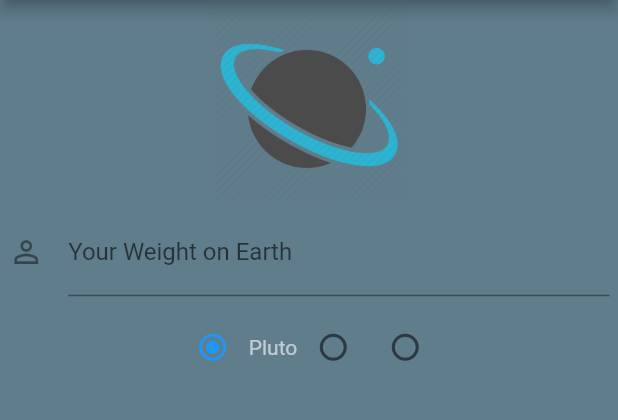
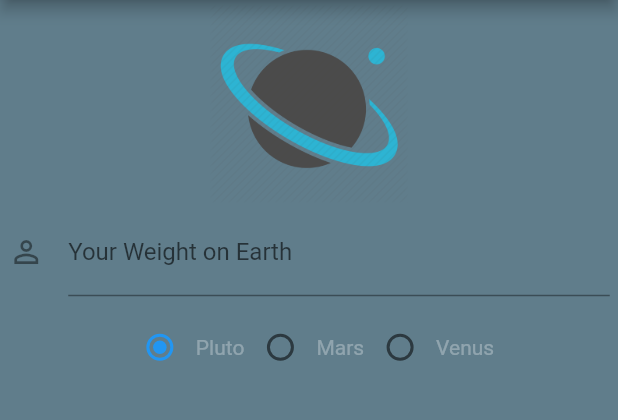
Before and after one commit to ashenmalaka/Flutter_App_Weight_On_Planet, a Flutter app: the screen it shows after launch, on a phone screen of 412 x 824 dp, the part 84-504 px from its top. Run offline on Flutter 3.47's test engine with Material 2 defaults, Android fonts, the phone set to English and light mode, and no system bars.

Commit message:
Added reamining labels to other radio buttons

```diff
--- a/lib/ui/home.dart
+++ b/lib/ui/home.dart
@@ -74,7 +74,7 @@ class HomeState extends State<Home> {
                         new Text(
                           "Pluto",
                           style: new TextStyle(
-                            color: Colors.white60,
+                            color: Colors.white30,
                           ),
                         ),
 
@@ -84,11 +84,26 @@ class HomeState extends State<Home> {
                         onChanged: handleRadioValueChanged,
                         ),
 
+                        new Text(
+                          "Mars",
+                          style: new TextStyle(
+                            color: Colors.white30,
+                          ),
+                        ),
+
                       new Radio<int>(
                         value: 2,
                         groupValue: radioValue,
                         onChanged: handleRadioValueChanged,
                         ),
+
+                        new Text(
+                          "Venus",
+                          style: new TextStyle(
+                            color: Colors.white30,
+                          ),
+                        ),
+
                     ],
                   )
 
```
